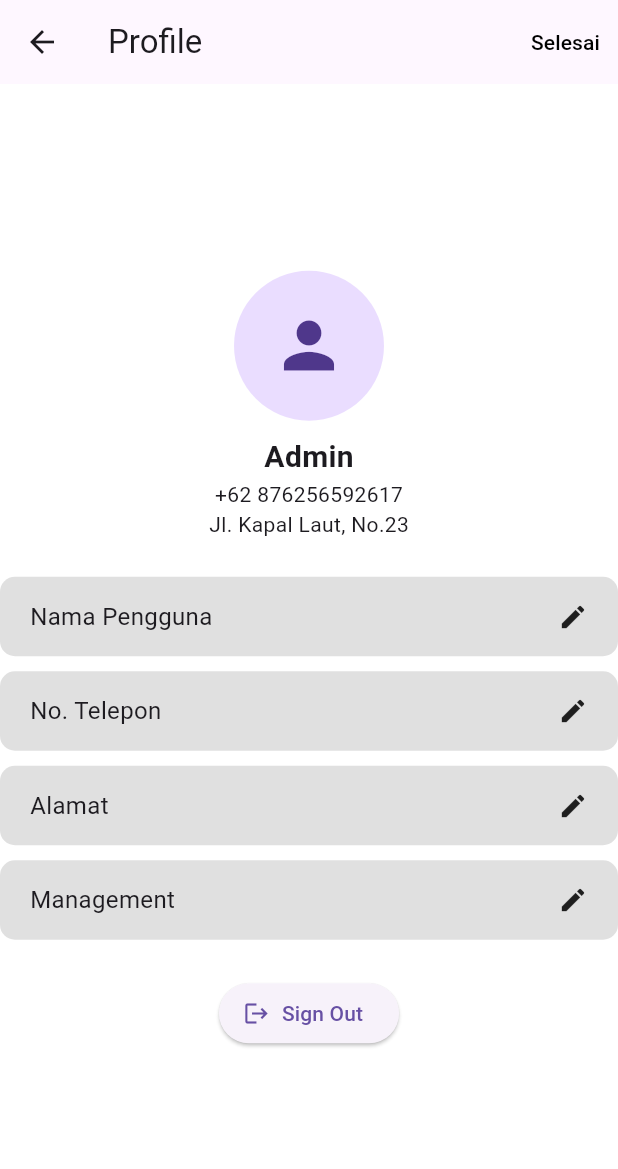
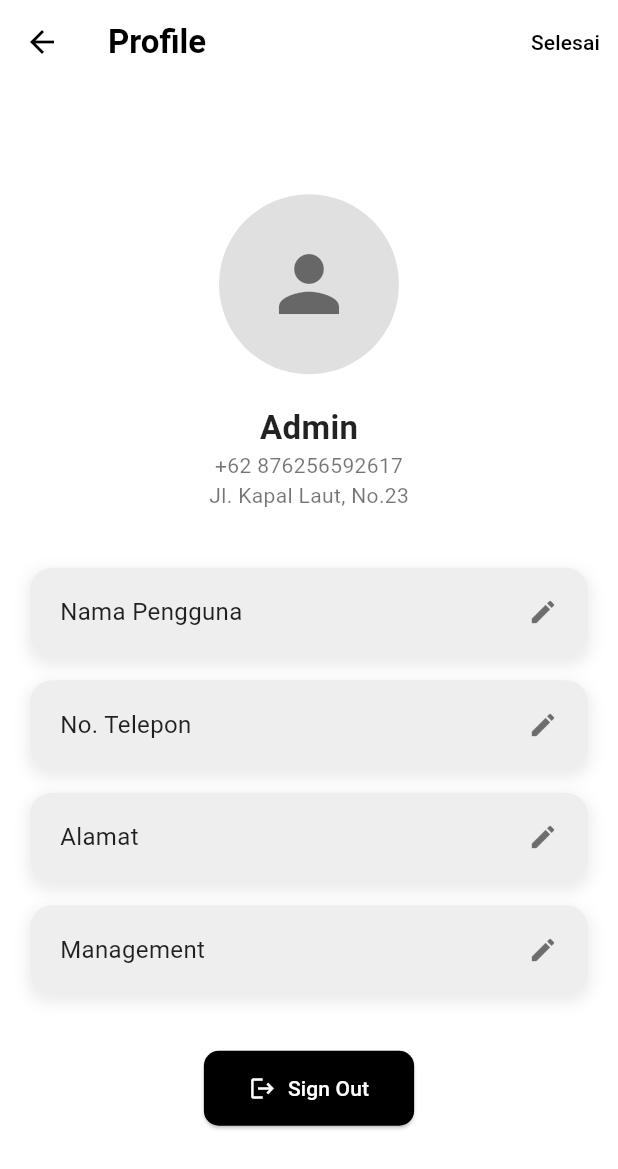
Before and after one commit to NoMaoZee/devmobilev2, a Flutter app: the ProfileView screen opened by its route, on a phone screen of 412 x 824 dp. Shown: the top 1169 px of the screen. Run offline on Flutter 3.47's test engine with Material 3 defaults, Android fonts, the light colour scheme and no system bars; our stand-ins replace get, logger.

Commit message:
Zeedan perbarui tampilan profile

```diff
--- a/lib/app/modules/main_menu/views/main_menu_view.dart
+++ b/lib/app/modules/main_menu/views/main_menu_view.dart
@@ -107,7 +107,7 @@ class MainMenuView extends GetView<MainMenuController> {
         ),
       ),
       bottomNavigationBar: BottomNavigationBar(
-        backgroundColor: const Color(0xFF393E46),
+        backgroundColor: Colors.white,
         selectedItemColor: const Color.fromARGB(255, 57, 57, 57),
         unselectedItemColor: const Color.fromARGB(255, 82, 82, 82),
         currentIndex:
--- a/lib/app/modules/profile/views/profile_view.dart
+++ b/lib/app/modules/profile/views/profile_view.dart
@@ -1,5 +1,3 @@
-// lib/app/modules/profile/views/profile_view.dart
-
 import 'package:flutter/material.dart';
 import 'package:get/get.dart';
 import 'package:devmobilev2/app/routes/app_pages.dart';
@@ -10,14 +8,20 @@ class ProfileView extends StatelessWidget {
   @override
   Widget build(BuildContext context) {
     return Scaffold(
+      backgroundColor: Colors.white,
       appBar: AppBar(
         leading: IconButton(
-          icon: const Icon(Icons.arrow_back),
+          icon: const Icon(Icons.arrow_back, color: Colors.black),
           onPressed: () {
             Get.toNamed('/mainMenu'); // Navigate back to main menu
           },
         ),
-        title: const Text('Profile'),
+        title: const Text(
+          'Profile',
+          style: TextStyle(color: Colors.black, fontWeight: FontWeight.bold),
+        ),
+        backgroundColor: Colors.white,
+        elevation: 0,
         actions: [
           TextButton(
             onPressed: () {
@@ -31,22 +35,36 @@ class ProfileView extends StatelessWidget {
         ],
       ),
       body: Center(
+        child: Padding(
+          padding: const EdgeInsets.symmetric(horizontal: 20.0),
           child: Column(
             mainAxisAlignment: MainAxisAlignment.center,
             children: [
               // Profile image and user info
               CircleAvatar(
-              radius: 50,
-              child: Icon(Icons.person, size: 50),
+                radius: 60,
+                backgroundColor: Colors.grey.shade300,
+                child:
+                    const Icon(Icons.person, size: 60, color: Colors.black54),
               ),
-            const SizedBox(height: 10),
+              const SizedBox(height: 20),
               const Text(
                 'Admin',
-              style: TextStyle(fontSize: 20, fontWeight: FontWeight.bold),
+                style: TextStyle(
+                  fontSize: 22,
+                  fontWeight: FontWeight.bold,
+                  color: Colors.black87,
                 ),
-            const Text('+62 876256592617'),
-            const Text('Jl. Kapal Laut, No.23'),
-            const SizedBox(height: 20),
+              ),
+              const Text(
+                '+62 876256592617',
+                style: TextStyle(color: Colors.black54),
+              ),
+              const Text(
+                'Jl. Kapal Laut, No.23',
+                style: TextStyle(color: Colors.black54),
+              ),
+              const SizedBox(height: 30),
 
               // User detail fields
               _profileOption('Nama Pengguna'),
@@ -54,17 +72,29 @@ class ProfileView extends StatelessWidget {
               _profileOption('Alamat'),
               _profileOption('Management'),
 
-            const SizedBox(height: 20),
+              const SizedBox(height: 30),
 
               // Sign out button
               ElevatedButton.icon(
                 onPressed: () {
                   Get.offAllNamed(Routes.login); // Navigate to login page
                 },
-              icon: const Icon(Icons.logout),
-              label: const Text('Sign Out'),
+                icon: const Icon(Icons.logout, color: Colors.white),
+                label: const Text(
+                  'Sign Out',
+                  style: TextStyle(color: Colors.white),
+                ),
+                style: ElevatedButton.styleFrom(
+                  backgroundColor: Colors.black,
+                  shape: RoundedRectangleBorder(
+                    borderRadius: BorderRadius.circular(10),
+                  ),
+                  padding:
+                      const EdgeInsets.symmetric(horizontal: 30, vertical: 15),
+                ),
               ),
             ],
+          ),
         ),
       ),
     );
@@ -72,20 +102,28 @@ class ProfileView extends StatelessWidget {
 
   Widget _profileOption(String title) {
     return Container(
-      margin: const EdgeInsets.symmetric(vertical: 5),
-      padding: const EdgeInsets.symmetric(horizontal: 20, vertical: 15),
+      margin: const EdgeInsets.symmetric(vertical: 8),
+      padding: const EdgeInsets.symmetric(horizontal: 20, vertical: 18),
       decoration: BoxDecoration(
-        color: Colors.grey.shade300,
-        borderRadius: BorderRadius.circular(10),
+        color: Colors.grey.shade200,
+        borderRadius: BorderRadius.circular(15),
+        boxShadow: [
+          BoxShadow(
+            color: Colors.grey.withOpacity(0.2),
+            spreadRadius: 2,
+            blurRadius: 8,
+            offset: const Offset(0, 4),
+          ),
+        ],
       ),
       child: Row(
         mainAxisAlignment: MainAxisAlignment.spaceBetween,
         children: [
           Text(
             title,
-            style: const TextStyle(fontSize: 16),
+            style: const TextStyle(fontSize: 16, color: Colors.black87),
           ),
-          const Icon(Icons.edit, size: 20),
+          const Icon(Icons.edit, size: 20, color: Colors.black54),
         ],
       ),
     );
--- a/lib/app/modules/registrasi/controllers/register_controller.dart
+++ b/lib/app/modules/registrasi/controllers/register_controller.dart
@@ -13,6 +13,8 @@ class RegisterController extends GetxController {
   void register() {
     logger.i("Register button clicked");
     // Tambahkan logika registrasi di sini
+    // Setelah berhasil registrasi, navigasi ke halaman login
+    Get.toNamed('/login');
   }
 
   // Fungsi untuk navigasi ke halaman login
--- a/lib/app/modules/registrasi/views/register_view.dart
+++ b/lib/app/modules/registrasi/views/register_view.dart
@@ -85,7 +85,8 @@ class RegisterView extends StatelessWidget {
                         fontSize: 16,
                       ),
                     ),
-                    onPressed: controller.register,
+                    onPressed:
+                        controller.register, // Panggil fungsi register di sini
                     child: const Text('Register'),
                   ),
                 ),
--- a/lib/main.dart
+++ b/lib/main.dart
@@ -7,6 +7,7 @@ import 'app/theme/app_theme.dart';
 void main() {
   runApp(
     GetMaterialApp(
+      debugShowCheckedModeBanner: false,
       title: "Laundry App",
       initialRoute: AppPages.initial, // Updated to use new naming
       getPages: AppPages.routes,
```
Also changed, not shown: lib/app/modules/home/phone_input/controllers/phone_input_controller.dart (+13 -3 lines), lib/app/modules/home/phone_input/views/phone_input_view.dart (+34 -16 lines), lib/app/modules/settings/views/settings_view.dart (+0 -12 lines), lib/app/modules/verifikasi_otp/controllers/verifikasi_otp_controller.dart (+9 -1 lines), lib/app/modules/verifikasi_otp/views/verifikasi_otp_view.dart (+60 -66 lines). Lines whose indentation alone changed are shown as unchanged.
